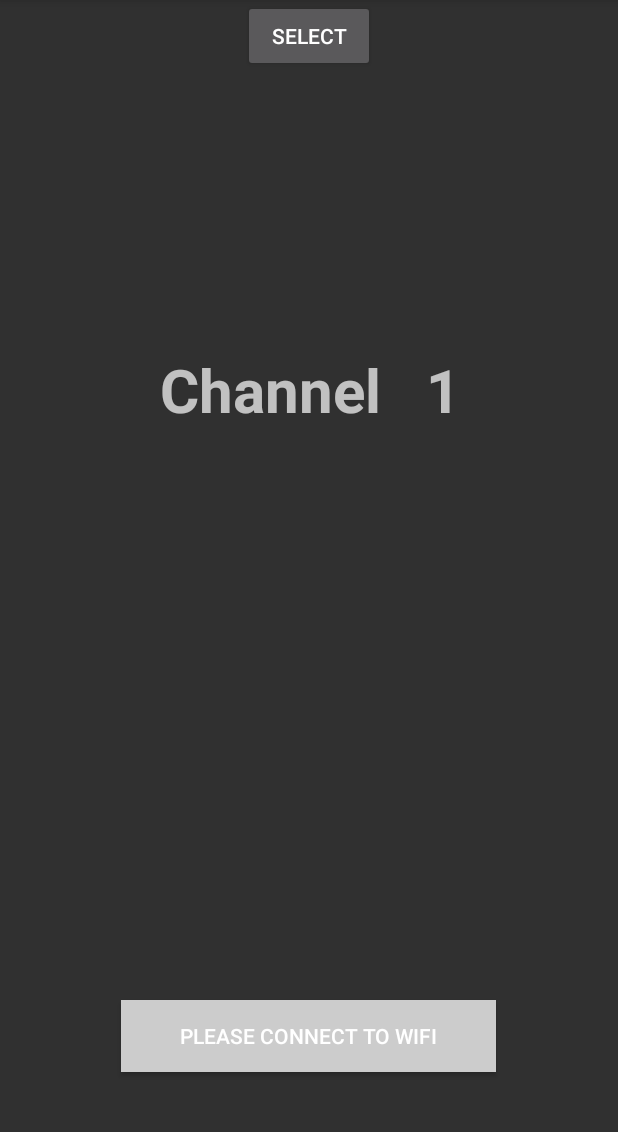
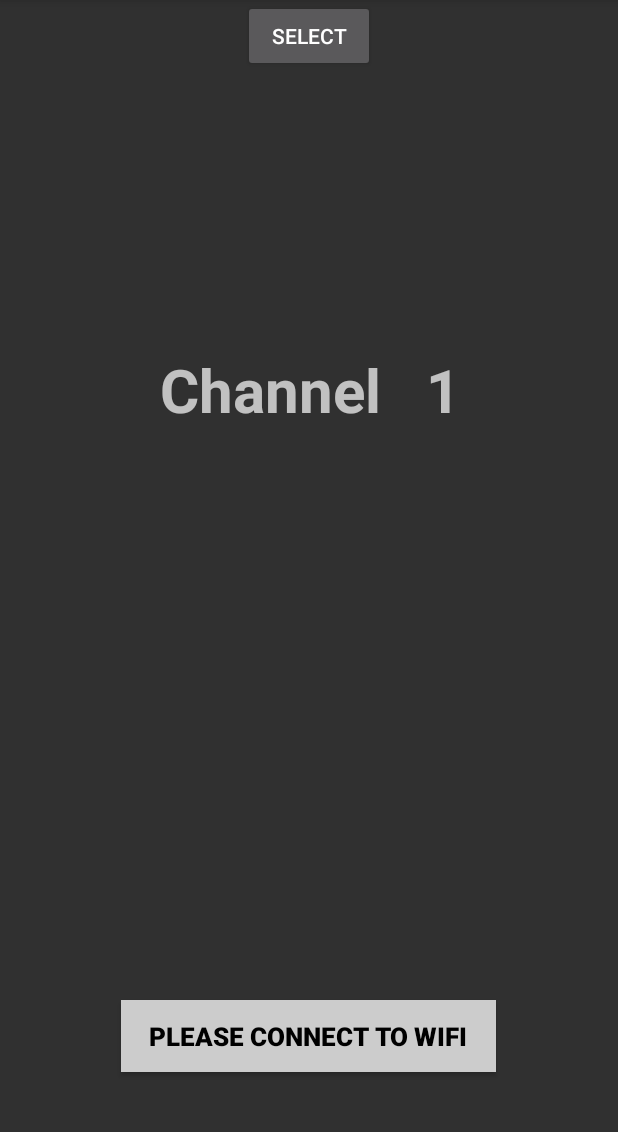
Before and after one commit to sblandford/WifiTranslation, an Android app: the screen it shows after launch (MainActivity), on a phone screen of 412 x 824 dp, the part 84-1216 px from its top. Run offline under Robolectric (Android 15) with nearby library versions, the phone set to English and light mode, and no system bars; network calls fail; pictures from the network do not load.

Commit message:
Improved button text contrast

```diff
--- a/app/src/main/res/layout/activity_main.xml
+++ b/app/src/main/res/layout/activity_main.xml
@@ -62,6 +62,7 @@
         android:layout_width="wrap_content"
         android:layout_height="wrap_content"
         android:text="@string/stop_button_text"
+        style="@style/stopButton"
         android:visibility="invisible"
         app:layout_constraintBottom_toBottomOf="parent"
         app:layout_constraintLeft_toLeftOf="parent"
@@ -75,6 +76,8 @@
         android:layout_width="250sp"
         android:layout_height="wrap_content"
         android:text="@string/status"
+        style="@style/startStopButton"
+        android:textColor="@color/colorActionText"
         app:layout_constraintBottom_toBottomOf="parent"
         app:layout_constraintLeft_toLeftOf="parent"
         app:layout_constraintRight_toRightOf="parent"
--- a/app/src/main/res/values/colors.xml
+++ b/app/src/main/res/values/colors.xml
@@ -3,4 +3,6 @@
     <color name="colorPrimary">#3F51B5</color>
     <color name="colorPrimaryDark">#303F9F</color>
     <color name="colorAccent">#FF4081</color>
+    <color name="colorActionText">#000000</color>
+    <color name="colorActionTextShadow">#FFFFFF</color>
 </resources>
--- a/app/src/main/res/values/styles.xml
+++ b/app/src/main/res/values/styles.xml
@@ -8,4 +8,14 @@
         <item name="colorAccent">@color/colorAccent</item> -->
     </style>
 
+    <style name="stopButton" parent="startStopButton">
+        <item name="android:background">#C0C0C0</item>
+    </style>
+
+    <style name="startStopButton">
+        <item name="android:textColor">#000000</item>
+        <item name="android:textStyle">bold</item>
+        <item name="android:textSize">17sp</item>
+    </style>
+
 </resources>
```
